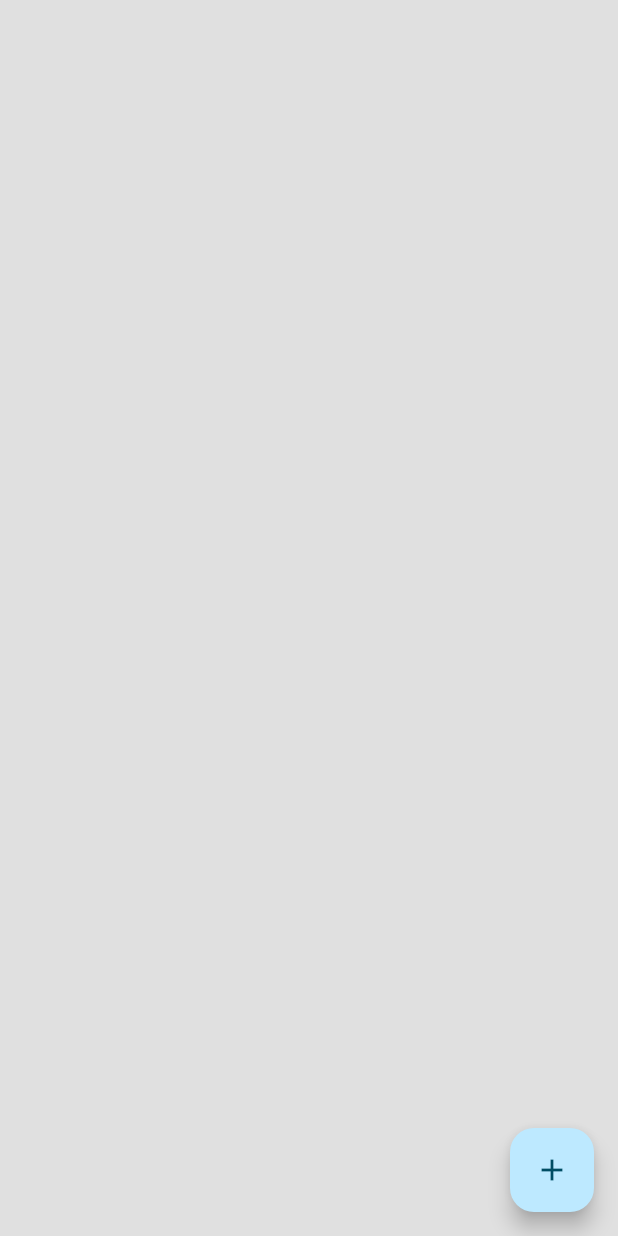
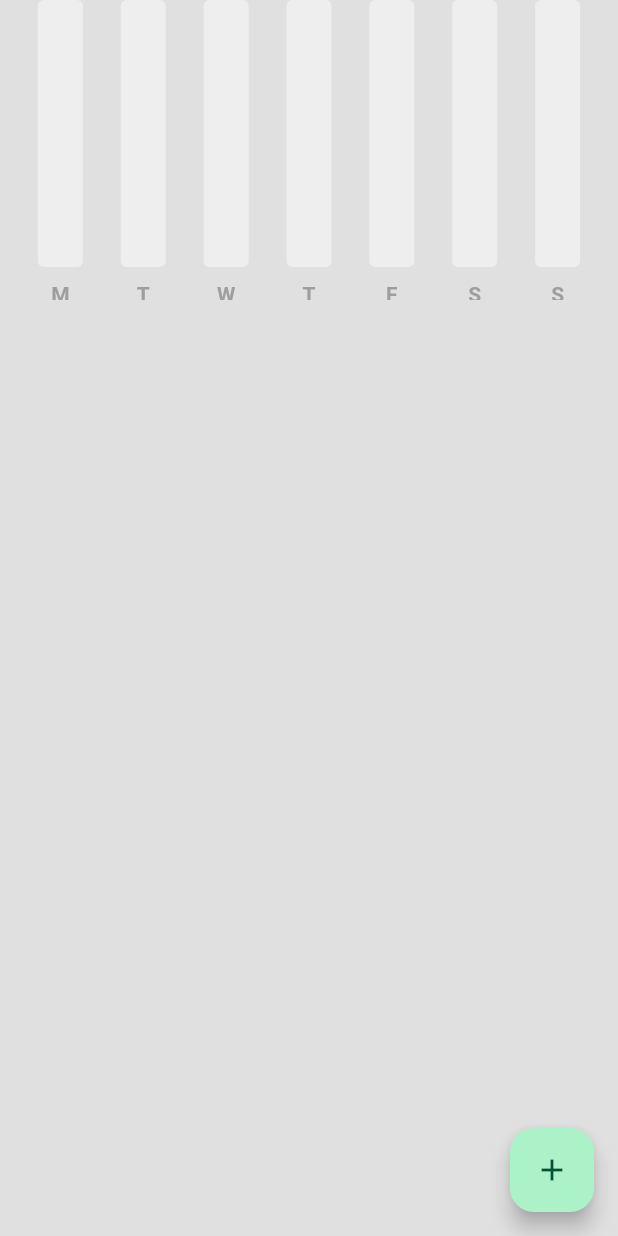
Before and after one commit to Tulio-Rangel/control_de_gastos, a Flutter app: the screen it shows after launch, on a phone screen of 412 x 824 dp. Run offline on Flutter 3.47's test engine with Material 2 defaults, Android fonts, the phone set to English and light mode, and no system bars; drawn by our look-alikes of fl_chart.

Commit message:
Create the bar graph when a expense is added

```diff
--- a/lib/bar_graph/bar_graph.dart
+++ b/lib/bar_graph/bar_graph.dart
@@ -39,9 +39,84 @@ class MyBarGraph extends StatelessWidget {
     return BarChart(BarChartData(
         maxY: maxY,
         minY: 0,
+        titlesData: FlTitlesData(
+            show: true,
+            topTitles: AxisTitles(sideTitles: SideTitles(showTitles: false)),
+            leftTitles: AxisTitles(sideTitles: SideTitles(showTitles: false)),
+            rightTitles: AxisTitles(sideTitles: SideTitles(showTitles: false)),
+            bottomTitles: AxisTitles(
+                sideTitles: SideTitles(
+                    showTitles: true, getTitlesWidget: getBottomTitles))),
+        gridData: FlGridData(show: false),
+        borderData: FlBorderData(show: false),
         barGroups: myBarData.barData
-            .map((data) => BarChartGroupData(
-                x: data.x, barRods: [BarChartRodData(toY: data.y)]))
+            .map((data) => BarChartGroupData(x: data.x, barRods: [
+                  BarChartRodData(
+                      toY: data.y,
+                      color: Colors.teal,
+                      width: 30,
+                      borderRadius: BorderRadius.circular(4),
+                      backDrawRodData: BackgroundBarChartRodData(
+                          show: true, toY: maxY, color: Colors.grey[200]))
+                ]))
             .toList()));
   }
 }
+
+Widget getBottomTitles(double value, TitleMeta meta) {
+  const style =
+      TextStyle(color: Colors.grey, fontWeight: FontWeight.bold, fontSize: 14);
+
+  Widget text;
+  switch (value.toInt()) {
+    case 0:
+      text = const Text(
+        'M',
+        style: style,
+      );
+      break;
+    case 1:
+      text = const Text(
+        'T',
+        style: style,
+      );
+      break;
+    case 2:
+      text = const Text(
+        'W',
+        style: style,
+      );
+      break;
+    case 3:
+      text = const Text(
+        'T',
+        style: style,
+      );
+      break;
+    case 4:
+      text = const Text(
+        'F',
+        style: style,
+      );
+      break;
+    case 5:
+      text = const Text(
+        'S',
+        style: style,
+      );
+      break;
+    case 6:
+      text = const Text(
+        'S',
+        style: style,
+      );
+      break;
+    default:
+      text = const Text(
+        '',
+        style: style,
+      );
+      break;
+  }
+  return SideTitleWidget(child: text, axisSide: meta.axisSide);
+}
--- a/lib/components/expense_summary.dart
+++ b/lib/components/expense_summary.dart
@@ -1,10 +1,48 @@
+import 'package:control_de_gastos/bar_graph/bar_graph.dart';
+import 'package:control_de_gastos/datetime/date_time_helper.dart';
 import 'package:flutter/material.dart';
+import 'package:provider/provider.dart';
+
+import '../data/expense_data.dart';
 
 class ExpenseSummary extends StatelessWidget {
-  const ExpenseSummary({super.key});
+  final DateTime startOfWeek;
+
+  const ExpenseSummary({super.key, required this.startOfWeek});
 
   @override
   Widget build(BuildContext context) {
-    return Container();
+    // Get yyyymmdd for each day of this week
+    String monday =
+        convertDateTimeToString(startOfWeek.add(const Duration(days: 0)));
+    String tuesday =
+        convertDateTimeToString(startOfWeek.add(const Duration(days: 1)));
+    String wednesday =
+        convertDateTimeToString(startOfWeek.add(const Duration(days: 2)));
+    String thursday =
+        convertDateTimeToString(startOfWeek.add(const Duration(days: 3)));
+    String friday =
+        convertDateTimeToString(startOfWeek.add(const Duration(days: 4)));
+    String saturday =
+        convertDateTimeToString(startOfWeek.add(const Duration(days: 5)));
+    String sunday =
+        convertDateTimeToString(startOfWeek.add(const Duration(days: 6)));
+
+    return Consumer<ExpenseData>(
+        builder: (context, value, child) => SizedBox(
+              height: 200,
+              child: MyBarGraph(
+                  monAmount: value.calculateDailyExpenseSummary()[monday] ?? 0,
+                  tueAmount: value.calculateDailyExpenseSummary()[tuesday] ?? 0,
+                  wedAmount:
+                      value.calculateDailyExpenseSummary()[wednesday] ?? 0,
+                  thurAmount:
+                      value.calculateDailyExpenseSummary()[thursday] ?? 0,
+                  friAmount: value.calculateDailyExpenseSummary()[friday] ?? 0,
+                  satAmount:
+                      value.calculateDailyExpenseSummary()[saturday] ?? 0,
+                  sunAmount: value.calculateDailyExpenseSummary()[sunday] ?? 0,
+                  maxY: 100),
+            ));
   }
 }
--- a/lib/main.dart
+++ b/lib/main.dart
@@ -16,8 +16,8 @@ class ControlDeGastosApp extends StatelessWidget {
       create: (context) => ExpenseData(),
       builder: ((context, child) => MaterialApp(
             debugShowCheckedModeBanner: false,
-            theme:
-                ThemeData(useMaterial3: true, colorSchemeSeed: Colors.blueGrey),
+            theme: ThemeData(
+                useMaterial3: true, colorSchemeSeed: Colors.greenAccent),
             home: const HomePage(),
           )),
     );
--- a/lib/pages/home_page.dart
+++ b/lib/pages/home_page.dart
@@ -1,3 +1,4 @@
+import 'package:control_de_gastos/components/expense_summary.dart';
 import 'package:control_de_gastos/components/expense_tile.dart';
 import 'package:control_de_gastos/data/expense_data.dart';
 import 'package:control_de_gastos/models/expense_item.dart';
@@ -89,6 +90,11 @@ class _HomePageState extends State<HomePage> {
         body: ListView(
           children: [
             // Weekly summary
+            ExpenseSummary(startOfWeek: value.startOfWeekDate()),
+
+            const SizedBox(
+              height: 20,
+            ),
 
             // Expense list
             ListView.builder(
```
